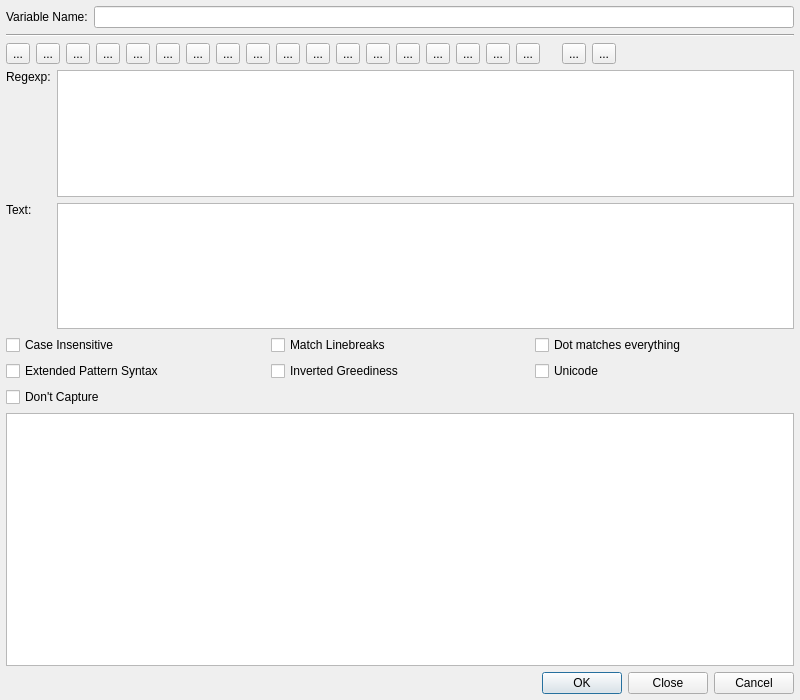
This is Plugins/WizardPlugins/QRegularExpressionWizard/QRegularExpressionWizardDialog.ui in testmana2/test as Qt 5 draws it before an edit. The edited form follows.
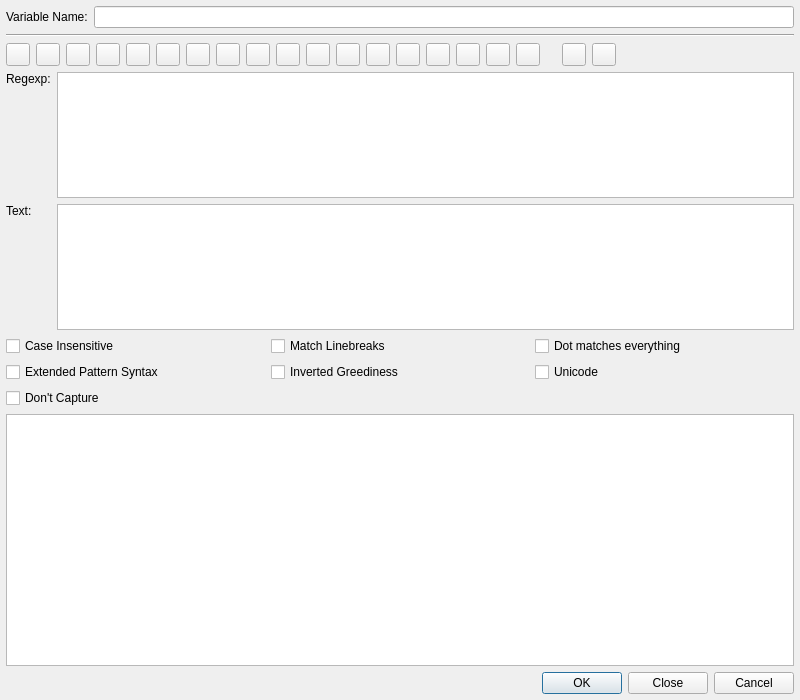
This is the edited form.

Patch:
```diff
--- a/Plugins/WizardPlugins/QRegularExpressionWizard/QRegularExpressionWizardDialog.ui
+++ b/Plugins/WizardPlugins/QRegularExpressionWizard/QRegularExpressionWizardDialog.ui
@@ -58,9 +58,6 @@
 The following example could clarify the regexp which match a valid date: &lt;/p&gt;
 &lt;p&gt;(?#year)(19|20)\d\d[- /.](?#month)(0[1-9]|1[012])[- /.](?#day)(0[1-9]|[12][0-9]|3[01])&lt;/p&gt;</string>
        </property>
-       <property name="text">
-        <string>...</string>
-       </property>
       </widget>
      </item>
      <item>
@@ -71,9 +68,6 @@
        <property name="whatsThis">
         <string>&lt;b&gt;Single character of a range (e.g. [abcd])&lt;/b&gt;&lt;p&gt;Select a single character of a range via a specific dialog. This dialog will help to edit the range of characters and add some specific conditions.&lt;/p&gt;s</string>
        </property>
-       <property name="text">
-        <string>...</string>
-       </property>
       </widget>
      </item>
      <item>
@@ -88,9 +82,6 @@
 E.g. 'gr.y' matches 'gray', 'grey', 'gr%y', etc. Use the dot sparingly. Often, a character class or negated
 character class is faster and more precise.&lt;/p&gt;</string>
        </property>
-       <property name="text">
-        <string>...</string>
-       </property>
       </widget>
      </item>
      <item>
@@ -103,9 +94,6 @@
         <string>&lt;b&gt;Repeat contents&lt;/b&gt;
 &lt;p&gt;Select a repetition condition via a specific dialog. This dialog will help to specify the allowed range for repetitions.&lt;/p&gt;</string>
        </property>
-       <property name="text">
-        <string>...</string>
-       </property>
       </widget>
      </item>
      <item>
@@ -120,9 +108,6 @@
 group of characters inside the brakets. E.g. the regex 'Set(?:Value)?' matches 'Set' or 'SetValue'. The '?:' inside the brakets
 means that the content of the match (called the backreference) is not stored for further use.&lt;/p&gt;</string>
        </property>
-       <property name="text">
-        <string>...</string>
-       </property>
       </widget>
      </item>
      <item>
@@ -137,9 +122,6 @@
 group of characters inside the brakets. E.g. the regex 'Set(?&gt;Value)?' matches 'Set' or 'SetValue'. The '?&gt;' inside the brakets
 means that the content of the match (called the backreference) is not stored for further use.&lt;/p&gt;</string>
        </property>
-       <property name="text">
-        <string>...</string>
-       </property>
       </widget>
      </item>
      <item>
@@ -156,9 +138,6 @@
 One can access the backereference with the '\1' expression. &lt;/p&gt;
 &lt;p&gt;E.g. '([a-c])x\1x\1' will match 'axaxa', 'bxbxb' and 'cxcxc'.&lt;/p&gt;</string>
        </property>
-       <property name="text">
-        <string>...</string>
-       </property>
       </widget>
      </item>
      <item>
@@ -174,9 +153,6 @@
 the work to do on the match becomes a bit complicated. One can access the backreference via the group name (i.e (?P=&lt;i&gt;groupname&lt;/i&gt;)).
 E.g. (?P&lt;foo&gt;[abc])x(?P=foo)x(?P=foo)x matches 'axaxax','bxbxbx' or 'cxcxcx' ('foo' is the group name)&lt;/p&gt;</string>
        </property>
-       <property name="text">
-        <string>...</string>
-       </property>
       </widget>
      </item>
      <item>
@@ -191,9 +167,6 @@
  found by the corresponding named group. In the following example, (?P=foo) may refer to the charaters 'a','b' or 'c'.&lt;/p&gt;
 &lt;p&gt;E.g. (?P&lt;foo&gt;[abc])x(?P=foo)x(?P=foo)x matches 'axaxax','bxbxbx' or 'cxcxcx'.&lt;/p&gt;</string>
        </property>
-       <property name="text">
-        <string>...</string>
-       </property>
       </widget>
      </item>
      <item>
@@ -209,9 +182,6 @@
 Be aware that in the above example, the alternatives refer to whole or part of words. If you want to match exactly the
  words 'cat', 'dog', ... you should express the fact that you only want to match complete words: '\b(cat|dog|mouse|fish)\b'&lt;/p&gt;</string>
        </property>
-       <property name="text">
-        <string>...</string>
-       </property>
       </widget>
      </item>
      <item>
@@ -225,9 +195,6 @@
 &lt;p&gt;Select to insert the start line character (^). It is used to find some expressions at the begining of lines.
 E.g. '^[A-Z]' match lines starting with a capitalized character. &lt;/p&gt;</string>
        </property>
-       <property name="text">
-        <string>...</string>
-       </property>
       </widget>
      </item>
      <item>
@@ -240,9 +207,6 @@
         <string>&lt;b&gt;End of line: '$'&lt;/b&gt;
 &lt;p&gt;Select to insert the end of line character ($). It is used to find some expressions at the end of lines.&lt;/p&gt;</string>
        </property>
-       <property name="text">
-        <string>...</string>
-       </property>
       </widget>
      </item>
      <item>
@@ -256,9 +220,6 @@
 &lt;p&gt;Select to insert the word boudary character (\b). This character is used to express the fact that word 
 must begin or end at this position. E.g. '\bcat\b' matches exactly the word 'cat' while 'concatenation' is ignored.&lt;/p&gt;</string>
        </property>
-       <property name="text">
-        <string>...</string>
-       </property>
       </widget>
      </item>
      <item>
@@ -272,9 +233,6 @@
 &lt;p&gt;Select to insert the word boudary character (\B). \B is the negated version of \b. \B matches at every position where \b 
 does not. Effectively, \B matches at any position between two word characters as well as at any position between two non-word characters.&lt;/p&gt;</string>
        </property>
-       <property name="text">
-        <string>...</string>
-       </property>
       </widget>
      </item>
      <item>
@@ -289,9 +247,6 @@
 Writting 'q(?=u)' means that you want to match the 'q' character only if it is followed by 'u'. In this statement 'u' is a trivial 
 regexp which may be replaced by a more complex expression; q(?=[abc])' will match a 'q' if followed by either 'a', 'b' or 'c'.&lt;/p&gt;</string>
        </property>
-       <property name="text">
-        <string>...</string>
-       </property>
       </widget>
      </item>
      <item>
@@ -306,9 +261,6 @@
 followed by a another one. Writting 'q(?!u)' means that you want to match 'q' only if it is not followed by 'u'. In this statement, 'u' is a
 trivial regexp which may be replaced by a more complex expression; 'q(?![abc])' will match a 'q' if it is followed by anything else than 'a', 'b' or 'c'.&lt;/p&gt;</string>
        </property>
-       <property name="text">
-        <string>...</string>
-       </property>
       </widget>
      </item>
      <item>
@@ -323,9 +275,6 @@
 It is used to match a character only if preceded by another one. Writting '(?&amp;lt;=u)q' means that you want to match the 'q' character 
 only if it is preceded by 'u'. As with lookhead, 'u' may be replaced by a more complex expression; '(?&amp;lt;=[abc])q' will match a 'q' if preceded by either 'a', 'b' or 'c'.&lt;/p&gt;</string>
        </property>
-       <property name="text">
-        <string>...</string>
-       </property>
       </widget>
      </item>
      <item>
@@ -341,9 +290,6 @@
 character only if it is not preceded by 'u'. As other lookaround, 'u' may be replaced by a more complex 
 expression; '(?&amp;lt;![abc])q' will match a 'q' only if not preceded by either 'a', 'b' nor 'c'.&lt;/p&gt;</string>
        </property>
-       <property name="text">
-        <string>...</string>
-       </property>
       </widget>
      </item>
      <item>
@@ -367,9 +313,6 @@
        <property name="toolTip">
         <string>&lt;b&gt;Undo last edit&lt;/b&gt;</string>
        </property>
-       <property name="text">
-        <string>...</string>
-       </property>
       </widget>
      </item>
      <item>
@@ -377,9 +320,6 @@
        <property name="toolTip">
         <string>&lt;b&gt;Redo last edit&lt;/b&gt;</string>
        </property>
-       <property name="text">
-        <string>...</string>
-       </property>
       </widget>
      </item>
      <item>
```
